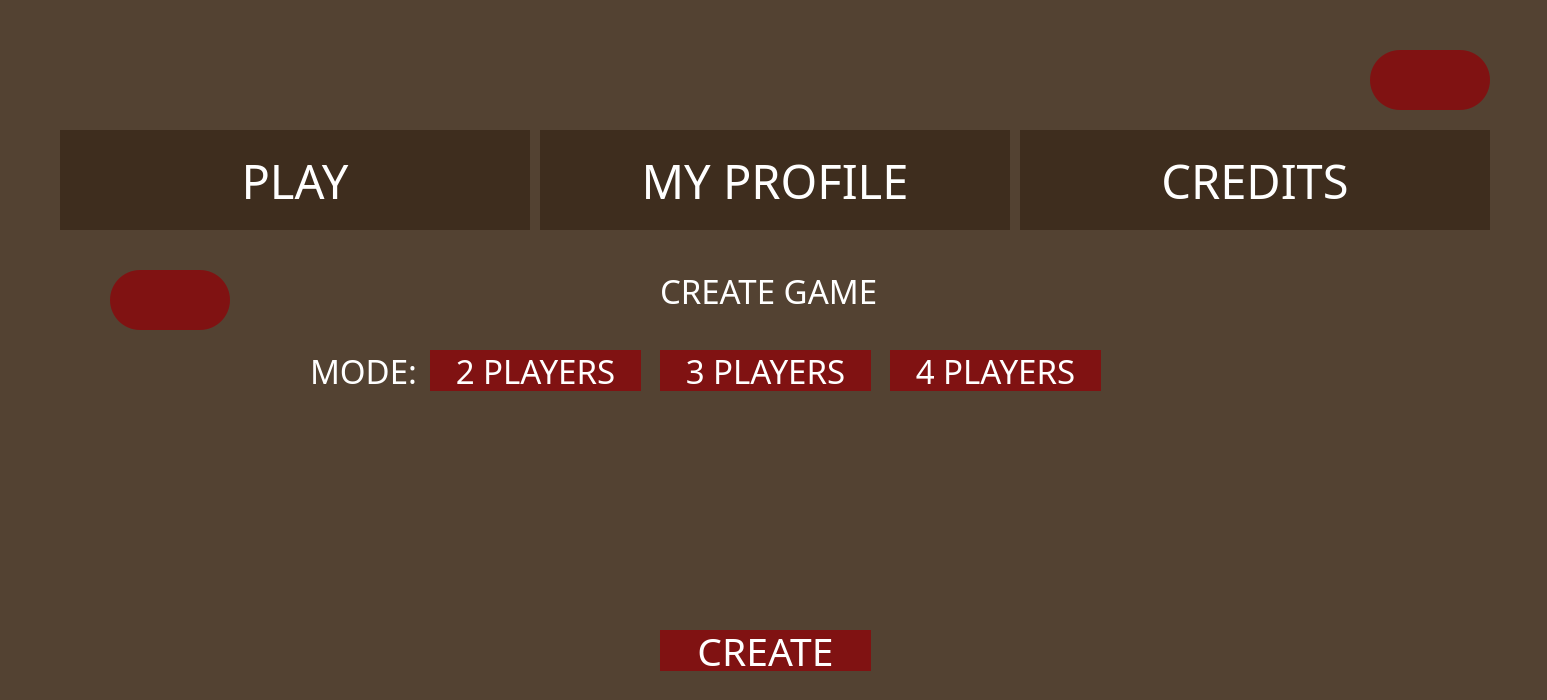
The window that TriviadorClient/TriviadorClient/form/MainMenu.ui (andreicorbu1/Triviador) describes before a commit, drawn with Qt 5.
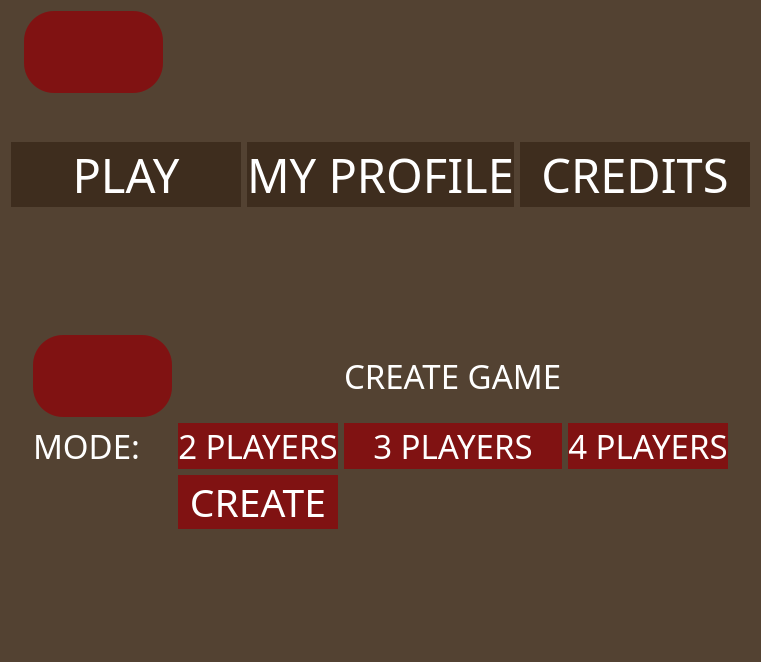
The same window after the commit. The open tabs and pages were chosen to show the change. Icons and pictures are not drawn.

Commit message: Modified the Menu window to resize the buttons by window size using layouts

The edit to the form file:
```diff
--- a/TriviadorClient/TriviadorClient/form/MainMenu.ui
+++ b/TriviadorClient/TriviadorClient/form/MainMenu.ui
@@ -6,10 +6,16 @@
    <rect>
     <x>0</x>
     <y>0</y>
-    <width>1547</width>
-    <height>700</height>
+    <width>761</width>
+    <height>662</height>
    </rect>
   </property>
+  <property name="sizePolicy">
+   <sizepolicy hsizetype="Expanding" vsizetype="Expanding">
+    <horstretch>200</horstretch>
+    <verstretch>200</verstretch>
+   </sizepolicy>
+  </property>
   <property name="windowTitle">
    <string>Triviador</string>
   </property>
@@ -21,14 +27,32 @@
    <string notr="true">background-color: rgb(83, 66, 50);
 color: rgb(255, 255, 255);</string>
   </property>
+  <layout class="QVBoxLayout" name="verticalLayout">
+   <item>
+    <layout class="QHBoxLayout" name="horizontalLayout_2" stretch="0,0,10,10,10,10,0">
+     <item>
+      <widget class="QLabel" name="icon">
+       <property name="sizePolicy">
+        <sizepolicy hsizetype="Expanding" vsizetype="Expanding">
+         <horstretch>0</horstretch>
+         <verstretch>0</verstretch>
+        </sizepolicy>
+       </property>
+       <property name="text">
+        <string/>
+       </property>
+       <property name="pixmap">
+        <pixmap resource="../resource/Triviador.qrc">:/icon/Triviador-castle.png</pixmap>
+       </property>
+      </widget>
+     </item>
+     <item>
   <widget class="QPushButton" name="logOutButton">
-   <property name="geometry">
-    <rect>
-     <x>1370</x>
-     <y>50</y>
-     <width>120</width>
-     <height>60</height>
-    </rect>
+       <property name="sizePolicy">
+        <sizepolicy hsizetype="Expanding" vsizetype="Expanding">
+         <horstretch>0</horstretch>
+         <verstretch>0</verstretch>
+        </sizepolicy>
    </property>
    <property name="font">
     <font>
@@ -61,14 +85,102 @@
     </size>
    </property>
   </widget>
+     </item>
+     <item>
+      <spacer name="horizontalSpacer_5">
+       <property name="orientation">
+        <enum>Qt::Horizontal</enum>
+       </property>
+       <property name="sizeHint" stdset="0">
+        <size>
+         <width>40</width>
+         <height>20</height>
+        </size>
+       </property>
+      </spacer>
+     </item>
+     <item>
+      <spacer name="horizontalSpacer_4">
+       <property name="orientation">
+        <enum>Qt::Horizontal</enum>
+       </property>
+       <property name="sizeHint" stdset="0">
+        <size>
+         <width>40</width>
+         <height>20</height>
+        </size>
+       </property>
+      </spacer>
+     </item>
+     <item>
+      <spacer name="horizontalSpacer_3">
+       <property name="orientation">
+        <enum>Qt::Horizontal</enum>
+       </property>
+       <property name="sizeHint" stdset="0">
+        <size>
+         <width>40</width>
+         <height>20</height>
+        </size>
+       </property>
+      </spacer>
+     </item>
+     <item>
+      <spacer name="horizontalSpacer_2">
+       <property name="orientation">
+        <enum>Qt::Horizontal</enum>
+       </property>
+       <property name="sizeHint" stdset="0">
+        <size>
+         <width>40</width>
+         <height>20</height>
+        </size>
+       </property>
+      </spacer>
+     </item>
+     <item>
+      <spacer name="horizontalSpacer">
+       <property name="orientation">
+        <enum>Qt::Horizontal</enum>
+       </property>
+       <property name="sizeHint" stdset="0">
+        <size>
+         <width>40</width>
+         <height>20</height>
+        </size>
+       </property>
+      </spacer>
+     </item>
+    </layout>
+   </item>
+   <item>
+    <widget class="QLabel" name="hiMessage">
+     <property name="sizePolicy">
+      <sizepolicy hsizetype="Expanding" vsizetype="Expanding">
+       <horstretch>0</horstretch>
+       <verstretch>0</verstretch>
+      </sizepolicy>
+     </property>
+     <property name="font">
+      <font>
+       <pointsize>24</pointsize>
+       <bold>true</bold>
+      </font>
+     </property>
+     <property name="text">
+      <string/>
+     </property>
+    </widget>
+   </item>
+   <item>
+    <layout class="QHBoxLayout" name="horizontalLayout">
+     <item>
   <widget class="QPushButton" name="playButton">
-   <property name="geometry">
-    <rect>
-     <x>60</x>
-     <y>130</y>
-     <width>470</width>
-     <height>100</height>
-    </rect>
+       <property name="sizePolicy">
+        <sizepolicy hsizetype="Expanding" vsizetype="Expanding">
+         <horstretch>0</horstretch>
+         <verstretch>0</verstretch>
+        </sizepolicy>
    </property>
    <property name="minimumSize">
     <size>
@@ -93,14 +205,14 @@
     <string>PLAY</string>
    </property>
   </widget>
+     </item>
+     <item>
   <widget class="QPushButton" name="myProfileButton">
-   <property name="geometry">
-    <rect>
-     <x>540</x>
-     <y>130</y>
-     <width>470</width>
-     <height>100</height>
-    </rect>
+       <property name="sizePolicy">
+        <sizepolicy hsizetype="Expanding" vsizetype="Expanding">
+         <horstretch>0</horstretch>
+         <verstretch>0</verstretch>
+        </sizepolicy>
    </property>
    <property name="minimumSize">
     <size>
@@ -125,14 +237,14 @@
     <string>MY PROFILE</string>
    </property>
   </widget>
+     </item>
+     <item>
   <widget class="QPushButton" name="creditsButton">
-   <property name="geometry">
-    <rect>
-     <x>1020</x>
-     <y>130</y>
-     <width>470</width>
-     <height>100</height>
-    </rect>
+       <property name="sizePolicy">
+        <sizepolicy hsizetype="Expanding" vsizetype="Expanding">
+         <horstretch>0</horstretch>
+         <verstretch>0</verstretch>
+        </sizepolicy>
    </property>
    <property name="minimumSize">
     <size>
@@ -157,33 +269,16 @@
     <string>CREDITS</string>
    </property>
   </widget>
-  <widget class="QLabel" name="hiMessage">
-   <property name="geometry">
-    <rect>
-     <x>140</x>
-     <y>70</y>
-     <width>240</width>
-     <height>30</height>
-    </rect>
-   </property>
-   <property name="font">
-    <font>
-     <pointsize>24</pointsize>
-     <bold>true</bold>
-    </font>
-   </property>
-   <property name="text">
-    <string/>
-   </property>
-  </widget>
+     </item>
+    </layout>
+   </item>
+   <item>
   <widget class="QStackedWidget" name="stackedWidget">
-   <property name="geometry">
-    <rect>
-     <x>60</x>
-     <y>250</y>
-     <width>1421</width>
-     <height>451</height>
-    </rect>
+     <property name="sizePolicy">
+      <sizepolicy hsizetype="Expanding" vsizetype="Expanding">
+       <horstretch>200</horstretch>
+       <verstretch>200</verstretch>
+      </sizepolicy>
    </property>
    <property name="currentIndex">
     <number>0</number>
@@ -251,55 +346,24 @@
     </widget>
    </widget>
    <widget class="QWidget" name="createGame">
-    <widget class="QPushButton" name="backButton">
-     <property name="geometry">
-      <rect>
-       <x>50</x>
-       <y>20</y>
-       <width>120</width>
-       <height>60</height>
-      </rect>
-     </property>
-     <property name="font">
-      <font>
-       <family>Franklin Gothic Heavy</family>
-       <pointsize>44</pointsize>
-       <underline>false</underline>
-       <strikeout>false</strikeout>
-       <kerning>true</kerning>
-      </font>
-     </property>
-     <property name="cursor">
-      <cursorShape>PointingHandCursor</cursorShape>
-     </property>
-     <property name="styleSheet">
-      <string notr="true">background: rgb(128, 18, 18);
-border-radius: 30px;
-</string>
-     </property>
-     <property name="text">
-      <string/>
-     </property>
-     <property name="icon">
-      <iconset resource="../resource/Triviador.qrc">
-       <normaloff>:/icon/back_arrow.png</normaloff>:/icon/back_arrow.png</iconset>
-     </property>
-     <property name="iconSize">
+      <layout class="QVBoxLayout" name="verticalLayout_3">
+       <item>
+        <spacer name="verticalSpacer_4">
+         <property name="orientation">
+          <enum>Qt::Vertical</enum>
+         </property>
+         <property name="sizeHint" stdset="0">
       <size>
-       <width>64</width>
-       <height>32</height>
-      </size>
-     </property>
-    </widget>
-    <widget class="QLabel" name="modeLabel">
-     <property name="geometry">
-      <rect>
-       <x>250</x>
-       <y>100</y>
-       <width>111</width>
-       <height>41</height>
-      </rect>
-     </property>
+           <width>20</width>
+           <height>40</height>
+          </size>
+         </property>
+        </spacer>
+       </item>
+       <item>
+        <layout class="QGridLayout" name="gridLayout">
+         <item row="0" column="3">
+          <widget class="QLabel" name="modeLabel_2">
      <property name="font">
       <font>
        <family>Franklin Gothic Heavy</family>
@@ -307,18 +371,12 @@
       </font>
      </property>
      <property name="text">
-      <string>MODE:</string>
-     </property>
-    </widget>
+            <string>CREATE GAME</string>
+           </property>
+          </widget>
+         </item>
+         <item row="2" column="2">
     <widget class="QPushButton" name="twoPlayersButton">
-     <property name="geometry">
-      <rect>
-       <x>370</x>
-       <y>100</y>
-       <width>211</width>
-       <height>41</height>
-      </rect>
-     </property>
      <property name="minimumSize">
       <size>
        <width>0</width>
@@ -342,15 +400,69 @@
       <string>2 PLAYERS</string>
      </property>
     </widget>
+         </item>
+         <item row="0" column="1">
+          <widget class="QPushButton" name="backButton">
+           <property name="font">
+            <font>
+             <family>Franklin Gothic Heavy</family>
+             <pointsize>44</pointsize>
+             <underline>false</underline>
+             <strikeout>false</strikeout>
+             <kerning>true</kerning>
+            </font>
+           </property>
+           <property name="cursor">
+            <cursorShape>PointingHandCursor</cursorShape>
+           </property>
+           <property name="styleSheet">
+            <string notr="true">background: rgb(128, 18, 18);
+border-radius: 30px;
+</string>
+           </property>
+           <property name="text">
+            <string/>
+           </property>
+           <property name="icon">
+            <iconset resource="../resource/Triviador.qrc">
+             <normaloff>:/icon/back_arrow.png</normaloff>:/icon/back_arrow.png</iconset>
+           </property>
+           <property name="iconSize">
+            <size>
+             <width>100</width>
+             <height>32</height>
+            </size>
+           </property>
+          </widget>
+         </item>
+         <item row="4" column="2">
+          <widget class="QPushButton" name="createButton">
+           <property name="minimumSize">
+            <size>
+             <width>0</width>
+             <height>40</height>
+            </size>
+           </property>
+           <property name="font">
+            <font>
+             <family>Franklin Gothic Heavy</family>
+             <pointsize>29</pointsize>
+            </font>
+           </property>
+           <property name="cursor">
+            <cursorShape>PointingHandCursor</cursorShape>
+           </property>
+           <property name="styleSheet">
+            <string notr="true">background: rgb(128, 18, 18);
+border: none;</string>
+           </property>
+           <property name="text">
+            <string>CREATE</string>
+           </property>
+          </widget>
+         </item>
+         <item row="2" column="3">
     <widget class="QPushButton" name="threePlayersButton">
-     <property name="geometry">
-      <rect>
-       <x>600</x>
-       <y>100</y>
-       <width>211</width>
-       <height>41</height>
-      </rect>
-     </property>
      <property name="minimumSize">
       <size>
        <width>0</width>
@@ -374,15 +486,22 @@
       <string>3 PLAYERS</string>
      </property>
     </widget>
+         </item>
+         <item row="2" column="1">
+          <widget class="QLabel" name="modeLabel">
+           <property name="font">
+            <font>
+             <family>Franklin Gothic Heavy</family>
+             <pointsize>25</pointsize>
+            </font>
+           </property>
+           <property name="text">
+            <string>MODE:</string>
+           </property>
+          </widget>
+         </item>
+         <item row="2" column="4">
     <widget class="QPushButton" name="fourPlayersButton">
-     <property name="geometry">
-      <rect>
-       <x>830</x>
-       <y>100</y>
-       <width>211</width>
-       <height>41</height>
-      </rect>
-     </property>
      <property name="minimumSize">
       <size>
        <width>0</width>
@@ -406,57 +525,49 @@
       <string>4 PLAYERS</string>
      </property>
     </widget>
-    <widget class="QLabel" name="modeLabel_2">
-     <property name="geometry">
-      <rect>
-       <x>600</x>
-       <y>20</y>
-       <width>231</width>
-       <height>41</height>
-      </rect>
-     </property>
-     <property name="font">
-      <font>
-       <family>Franklin Gothic Heavy</family>
-       <pointsize>25</pointsize>
-      </font>
-     </property>
-     <property name="text">
-      <string>CREATE GAME</string>
-     </property>
-    </widget>
-    <widget class="QPushButton" name="createButton">
-     <property name="geometry">
-      <rect>
-       <x>600</x>
-       <y>380</y>
-       <width>211</width>
-       <height>41</height>
-      </rect>
-     </property>
-     <property name="minimumSize">
+         </item>
+         <item row="2" column="0">
+          <spacer name="horizontalSpacer_8">
+           <property name="orientation">
+            <enum>Qt::Horizontal</enum>
+           </property>
+           <property name="sizeHint" stdset="0">
+            <size>
+             <width>40</width>
+             <height>20</height>
+            </size>
+           </property>
+          </spacer>
+         </item>
+         <item row="2" column="5">
+          <spacer name="horizontalSpacer_9">
+           <property name="orientation">
+            <enum>Qt::Horizontal</enum>
+           </property>
+           <property name="sizeHint" stdset="0">
+            <size>
+             <width>40</width>
+             <height>20</height>
+            </size>
+           </property>
+          </spacer>
+         </item>
+        </layout>
+       </item>
+       <item>
+        <spacer name="verticalSpacer_3">
+         <property name="orientation">
+          <enum>Qt::Vertical</enum>
+         </property>
+         <property name="sizeHint" stdset="0">
       <size>
-       <width>0</width>
+           <width>20</width>
        <height>40</height>
       </size>
      </property>
-     <property name="font">
-      <font>
-       <family>Franklin Gothic Heavy</family>
-       <pointsize>29</pointsize>
-      </font>
-     </property>
-     <property name="cursor">
-      <cursorShape>PointingHandCursor</cursorShape>
-     </property>
-     <property name="styleSheet">
-      <string notr="true">background: rgb(128, 18, 18);
-border: none;</string>
-     </property>
-     <property name="text">
-      <string>CREATE</string>
-     </property>
-    </widget>
+        </spacer>
+       </item>
+      </layout>
    </widget>
    <widget class="QWidget" name="myProfile">
     <widget class="QLabel" name="profileInformation">
@@ -485,22 +596,8 @@
    </widget>
    <widget class="QWidget" name="credits"/>
   </widget>
-  <widget class="QLabel" name="icon">
-   <property name="geometry">
-    <rect>
-     <x>60</x>
-     <y>40</y>
-     <width>64</width>
-     <height>64</height>
-    </rect>
-   </property>
-   <property name="text">
-    <string/>
-   </property>
-   <property name="pixmap">
-    <pixmap resource="../resource/Triviador.qrc">:/icon/Triviador-castle.png</pixmap>
-   </property>
-  </widget>
+   </item>
+  </layout>
  </widget>
  <layoutdefault spacing="6" margin="11"/>
  <resources>
```
Left out of the diff: 90 changed lines with no effect on the pictures. Lines whose indentation alone changed are shown as unchanged. The commit also changes 2 other files.
